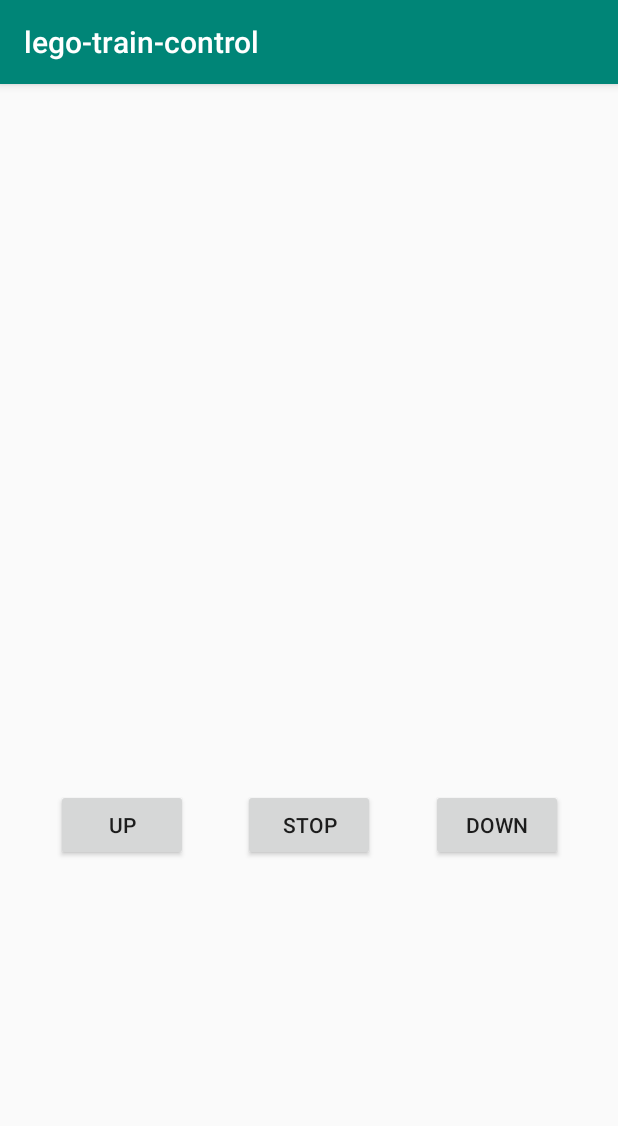
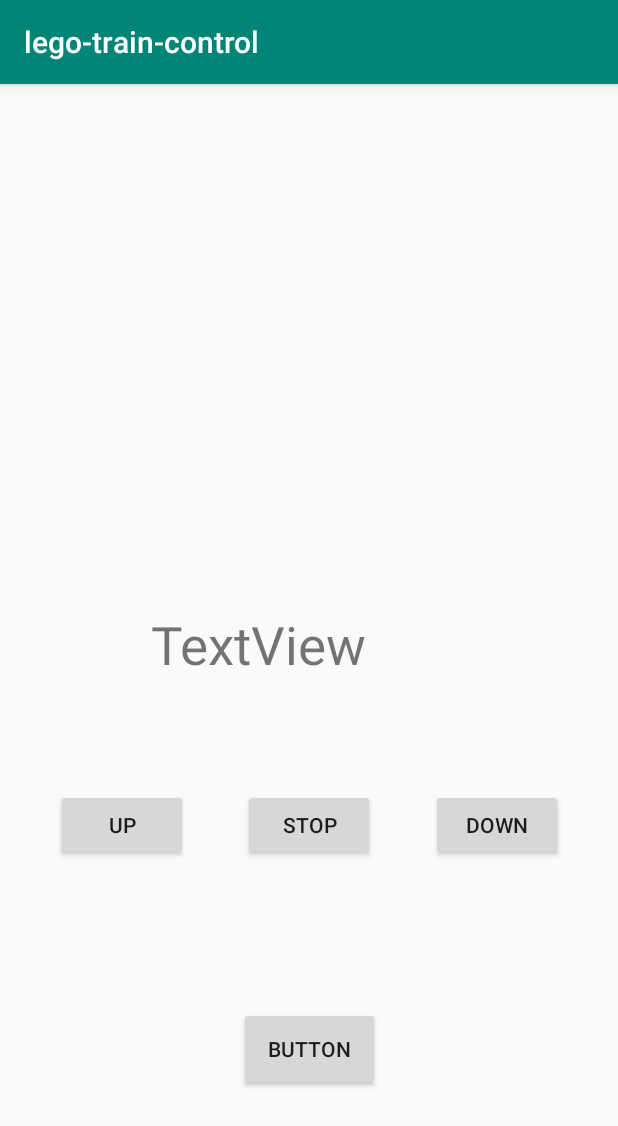
Before and after one commit to eguahlak/lego-train-control, an Android app: the TrainGui screen opened directly, with no data from a screen before it, after a tap on "UP", on a phone screen of 412 x 824 dp. Shown: the top 1126 px of the screen. Run offline under Robolectric (Android 15) with nearby library versions, the phone set to English and light mode, and no system bars.

Commit message:
added function to buttons

```diff
--- a/app/src/main/java/info/itseminar/lego/MainActivity.kt
+++ b/app/src/main/java/info/itseminar/lego/MainActivity.kt
@@ -16,10 +16,10 @@ class MainActivity : AppCompatActivity() {
             intent.putExtra("host", host)
             startActivity(intent)
             }
-        /*trainButton.setOnClickListener {
+        trainButton.setOnClickListener {
             startActivity(Intent(this, TrainGui::class.java))
             }
-*/
+
         }
 
     }
--- a/app/src/main/java/info/itseminar/lego/TrainGUI.kt
+++ b/app/src/main/java/info/itseminar/lego/TrainGUI.kt
@@ -6,60 +6,51 @@ import android.support.v7.app.AppCompatActivity
 import android.util.Log
 import info.itseminar.lego.protocol.Command
 import info.itseminar.lego.protocol.TrainConfig
+import info.itseminar.lego.protocol.trainManager
 import kotlinx.android.synthetic.main.activity_socket_experiment.*
 import kotlinx.android.synthetic.main.activity_traingui.*
 import java.io.IOException
 import java.net.Socket
 
 class TrainGui : AppCompatActivity() {
-    var trainSocket: Socket? = null
+
   var speed = 0
+
 
   override fun onCreate(savedInstanceState: Bundle?) {
     super.onCreate(savedInstanceState)
     setContentView(R.layout.activity_traingui)
-        TrainGui.TrainConnectTask(this)
-            .executeOnExecutor(AsyncTask.THREAD_POOL_EXECUTOR, TrainConfig("10.50.130.30", 4711, 17))
+
     speedUpButton.setOnClickListener {
-            if (trainSocket == null) toast("Socket not initialized!")
       val increase = 5
       speed += increase
-            toast("setting speed to $speed")
-            val command = Command.TrainControl(speed)
-            TrainGui.TrainControlTask(this)
-                .executeOnExecutor(AsyncTask.THREAD_POOL_EXECUTOR, trainSocket!! to command)
+      trainManager().send(Command.TrainControl(speed.toString().toIntOrNull() ?: 0))
     }
+    speedDownButton.setOnClickListener {
+      val decrease = 5
+      speed -= decrease
+      trainManager().send(Command.TrainControl(speed.toString().toIntOrNull() ?: 0))
     }
-    class TrainConnectTask(val activity: TrainGui) : AsyncTask<TrainConfig, Void, Socket?>() {
-        override fun doInBackground(vararg configs: TrainConfig): Socket? {
-            if (configs.size == 0) return null
-            val config = configs[0]
-            try {
-                val socket = Socket(config.host, config.port)
-                Command.Connect(config.trainId).to(socket.getOutputStream())
-                return socket
-            } catch (e: IOException) {
-                Log.e("TRAIN", "Connect error: ${e.message}")
-                return null
+    listenAgainButton.setOnClickListener {
+      trainManager().setOnInformation { command ->
+        when (command) {
+          is Command.TrainInformation -> {
+            currentSpeedLabel.setText("${command.speed} km/h")
+            speed = command.speed
+          }
+          else -> {
+            Log.w("TRAIN", "Unknown command: $command")
           }
         }
       }
-        class TrainControlTask(val activity: TrainGui) : AsyncTask<Pair<Socket,Command>,Void,Boolean>() {
-            override fun doInBackground(vararg pairs: Pair<Socket,Command>): Boolean {
-                Log.d("TRAIN", "Controlling train")
-                try {
-                    for (pair in pairs) {
-                        pair.second.to(pair.first.getOutputStream())
-                        break
+    }
+    stopButton.setOnClickListener {
+      for (x in 0 until speed step 5) {
+        val stopspeed = 5
+        speed -= stopspeed
+        Thread.sleep(500)
+        trainManager().send(Command.TrainControl(speed.toString().toIntOrNull() ?: 0))
       }
     }
-                catch (e: IOException) {
-                    Log.e("TRAIN", "Control error: ${e.message}")
-                    return false
   }
-                return true
 }
-
-        }
-
-    }
--- a/app/src/main/res/layout/activity_traingui.xml
+++ b/app/src/main/res/layout/activity_traingui.xml
@@ -28,4 +28,23 @@
             android:id="@+id/speedDownButton"
             app:layout_constraintStart_toEndOf="@+id/stopButton" app:layout_constraintHorizontal_bias="0.5"
             app:layout_constraintEnd_toEndOf="parent" app:layout_constraintTop_toTopOf="@+id/stopButton"/>
+    <Button
+            android:text="Button"
+            android:layout_width="94dp"
+            android:layout_height="56dp"
+            android:id="@+id/listenAgainButton" android:layout_marginTop="8dp"
+            app:layout_constraintTop_toBottomOf="@+id/stopButton" android:layout_marginBottom="8dp"
+            app:layout_constraintBottom_toBottomOf="parent" app:layout_constraintEnd_toEndOf="parent"
+            android:layout_marginEnd="8dp" app:layout_constraintStart_toStartOf="parent"
+            android:layout_marginStart="8dp"/>
+    <TextView
+            android:text="TextView"
+            android:layout_width="210dp"
+            android:layout_height="73dp"
+            android:id="@+id/currentSpeedLabel" android:textSize="35sp"
+            android:layout_marginTop="8dp" app:layout_constraintTop_toTopOf="parent" android:layout_marginBottom="8dp"
+            app:layout_constraintBottom_toTopOf="@+id/stopButton" android:layout_marginStart="8dp"
+            app:layout_constraintStart_toStartOf="parent" android:layout_marginEnd="8dp"
+            app:layout_constraintEnd_toEndOf="parent" app:layout_constraintHorizontal_bias="0.497"
+            app:layout_constraintVertical_bias="0.899"/>
 </android.support.constraint.ConstraintLayout>
```
Also changed, not shown: app/src/main/java/info/itseminar/lego/SocketExperimentActivity.kt (+2 -5 lines), app/src/main/res/layout/activity_main.xml (+9 -1 lines). Lines whose indentation alone changed are shown as unchanged.
